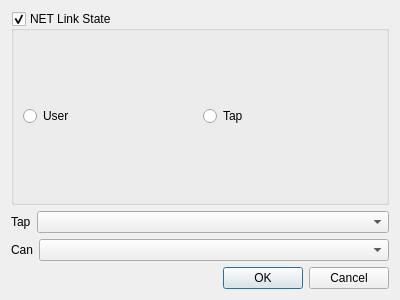
Old version of the form quard_star_tools/boardview/netselectbox.ui in the repository QQxiaoming/quard_star_tutorial.
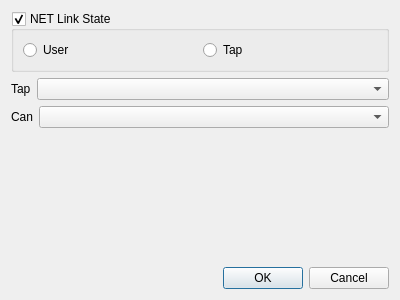
New version of the form.

```diff
--- a/quard_star_tools/boardview/netselectbox.ui
+++ b/quard_star_tools/boardview/netselectbox.ui
@@ -90,6 +90,19 @@
      </item>
     </layout>
    </item>
+   <item>
+    <spacer name="verticalSpacer">
+     <property name="orientation">
+      <enum>Qt::Vertical</enum>
+     </property>
+     <property name="sizeHint" stdset="0">
+      <size>
+       <width>20</width>
+       <height>40</height>
+      </size>
+     </property>
+    </spacer>
+   </item>
    <item>
     <widget class="QDialogButtonBox" name="buttonBox">
      <property name="orientation">
```
Left out of the diff: 4 changed lines with no effect on the pictures.
